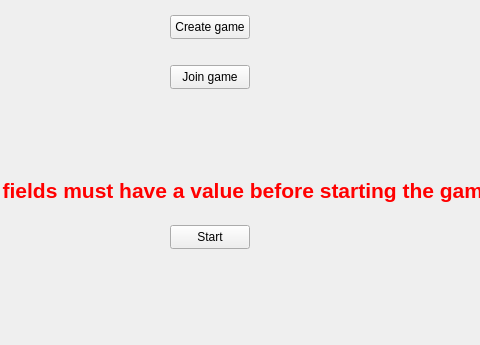
Old version of the form GUI/mainwindow.ui in the repository ProtVlad/ProjectModernCpp; both pictures show x 390 to 870 and y 405 to 750 of the 1500 by 750 pixel window.
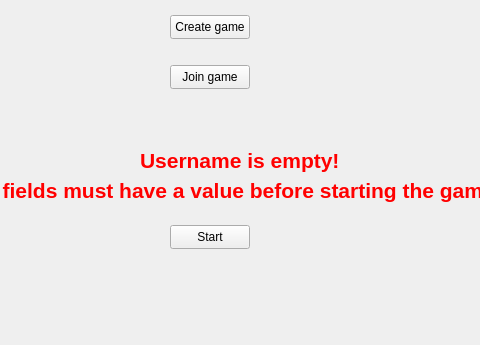
New version of the form.

Commit message: Added error if username is empty

Patch:
```diff
--- a/GUI/mainwindow.ui
+++ b/GUI/mainwindow.ui
@@ -388,6 +388,25 @@
      <string>Join game</string>
     </property>
    </widget>
+   <widget class="QLabel" name="emptyUsername">
+    <property name="geometry">
+     <rect>
+      <x>530</x>
+      <y>550</y>
+      <width>201</width>
+      <height>31</height>
+     </rect>
+    </property>
+    <property name="font">
+     <font>
+      <pointsize>16</pointsize>
+      <bold>true</bold>
+     </font>
+    </property>
+    <property name="text">
+     <string>&lt;html&gt;&lt;head/&gt;&lt;body&gt;&lt;p&gt;&lt;span style=&quot; color:#ff0000;&quot;&gt;Username is empty!&lt;/span&gt;&lt;/p&gt;&lt;/body&gt;&lt;/html&gt;</string>
+    </property>
+   </widget>
   </widget>
   <widget class="QMenuBar" name="menubar">
    <property name="geometry">
```
The commit also changes 1 other file.
